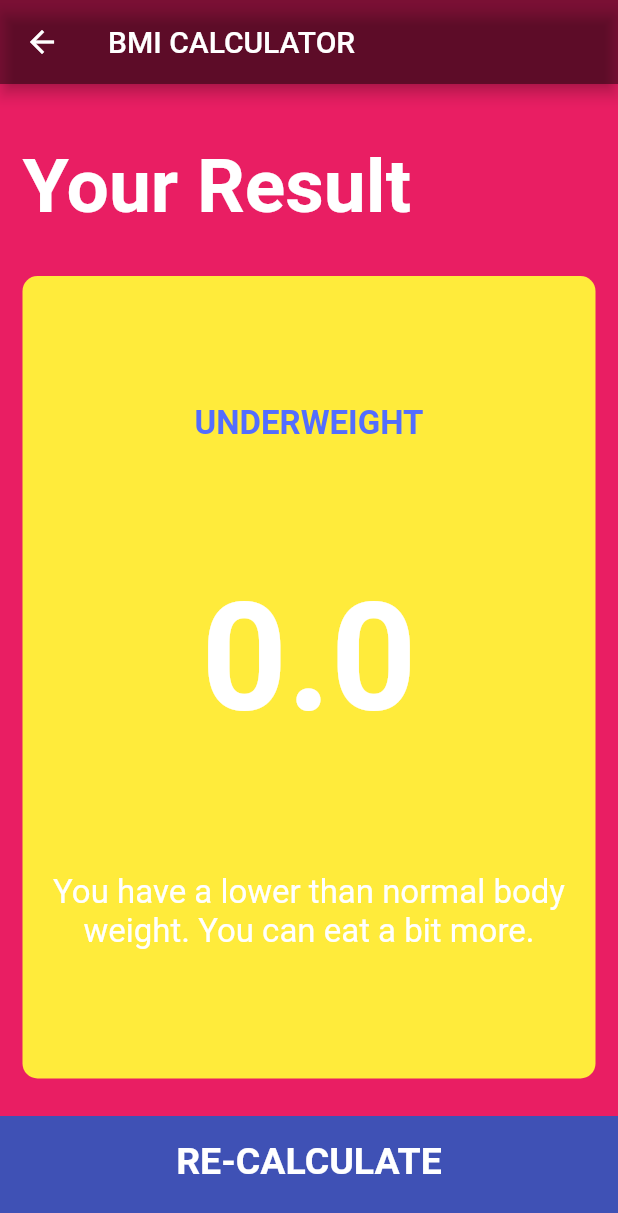
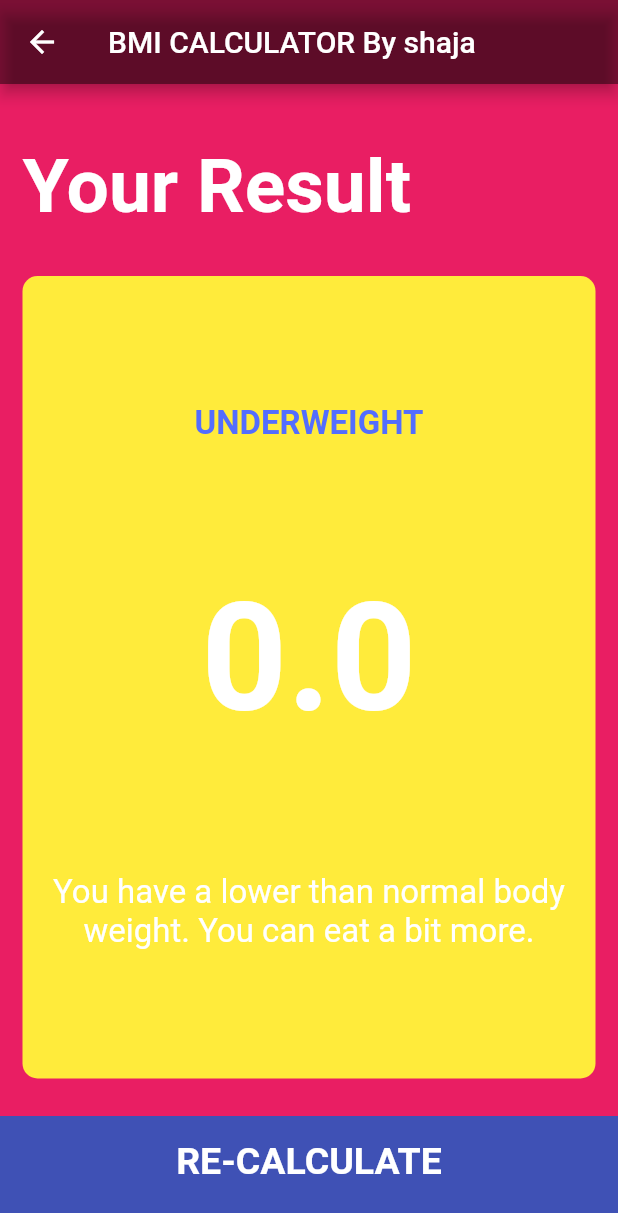
Before and after one commit to ShajaGraphics/BMI-Modified-Calculator-051, a Flutter app: the screen it shows after launch, after a tap on "CALCULATE", on a phone screen of 412 x 824 dp. Shown: the top 1213 px of the screen. Run offline on Flutter 3.47's test engine with Material 2 defaults, Android fonts, the phone set to English and light mode, and no system bars; our stand-ins replace font_awesome_flutter.

Commit message:
second page title changed

```diff
--- a/lib/screens/results_page.dart
+++ b/lib/screens/results_page.dart
@@ -17,7 +17,7 @@ class ResultsPage extends StatelessWidget {
   Widget build(BuildContext context) {
     return Scaffold(
       appBar: AppBar(
-        title: Text('BMI CALCULATOR'),
+        title: Text('BMI CALCULATOR By shaja'),
       ),
       body: Column(
         mainAxisAlignment: MainAxisAlignment.spaceEvenly,
```
